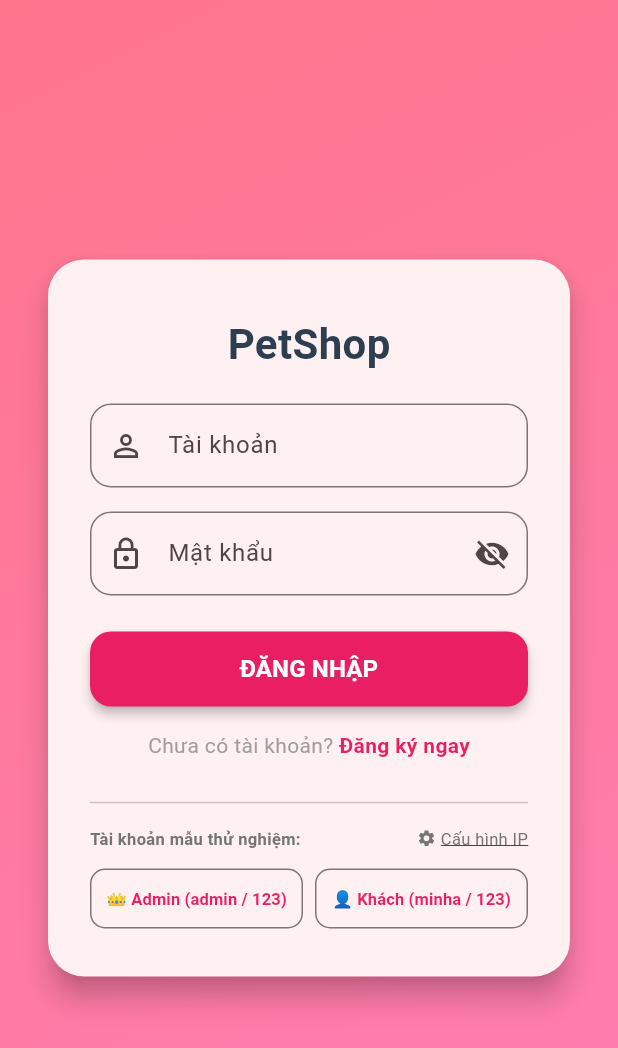
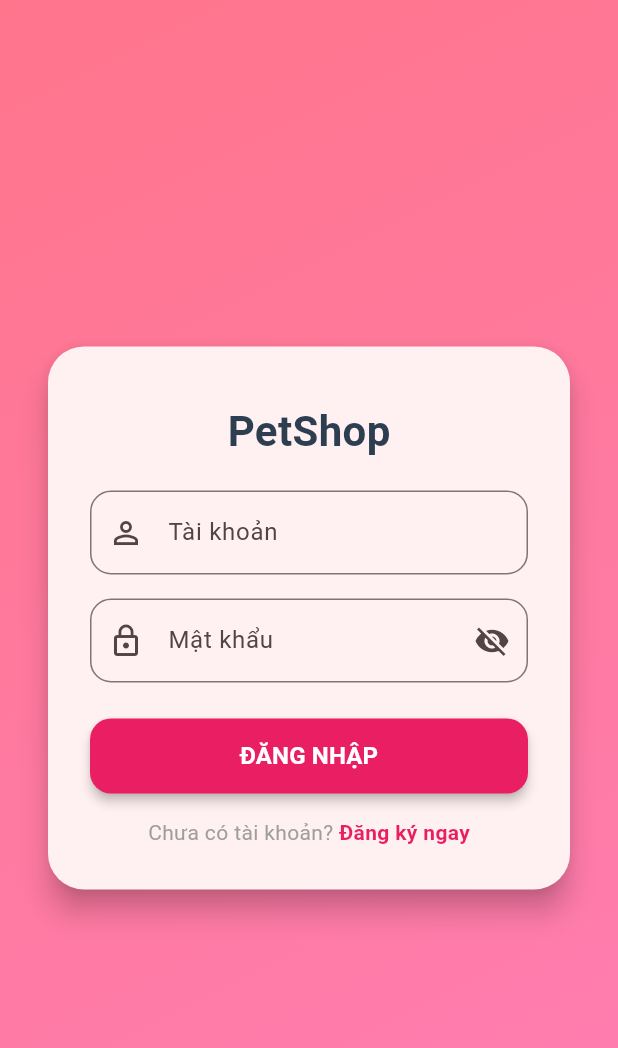
Before and after one commit to hieu21312/PetShop, a Flutter app: the screen it shows after launch, on a phone screen of 412 x 824 dp. Shown: the top 1048 px of the screen. Run offline on Flutter 3.47's test engine with Material 3 defaults, Android fonts, the phone set to English and light mode, and no system bars; accounts and stored records are empty.

Commit message:
Xoa phan tai khoan mau va cau hinh IP tren man hinh dang nhap mobile

```diff
--- a/petshop_mobile/lib/screens/login_screen.dart
+++ b/petshop_mobile/lib/screens/login_screen.dart
@@ -40,76 +40,6 @@ class _LoginScreenState extends State<LoginScreen> {
     _emailController.dispose();
     _passwordController.dispose();
     super.dispose();
-  }
-
-  void _showServerConfigDialog() {
-    final ipCtrl = TextEditingController(text: ApiService.baseUrl);
-    showDialog(
-      context: context,
-      builder: (ctx) => AlertDialog(
-        shape: RoundedRectangleBorder(borderRadius: BorderRadius.circular(16)),
-        title: const Text('Cấu hình địa chỉ Máy chủ', style: TextStyle(fontSize: 17, fontWeight: FontWeight.bold)),
-        content: Column(
-          mainAxisSize: MainAxisSize.min,
-          crossAxisAlignment: CrossAxisAlignment.start,
-          children: [
-            const Text(
-              'Chọn nhanh theo môi trường chạy ứng dụng:',
-              style: TextStyle(fontSize: 12, color: Colors.grey),
-            ),
-            const SizedBox(height: 8),
-            Wrap(
-              spacing: 6,
-              runSpacing: 6,
-              children: [
-                ActionChip(
-                  label: const Text('Chrome/Web: localhost'),
-                  onPressed: () => ipCtrl.text = 'http://localhost:8080',
-                ),
-                ActionChip(
-                  label: const Text('Giả lập: 10.0.2.2'),
-                  onPressed: () => ipCtrl.text = 'http://10.0.2.2:8080',
-                ),
-                ActionChip(
-                  label: const Text('Máy thật: 192.168.1.148'),
-                  onPressed: () => ipCtrl.text = 'http://192.168.1.148:8080',
-                ),
-              ],
-            ),
-            const SizedBox(height: 12),
-            TextField(
-              controller: ipCtrl,
-              decoration: InputDecoration(
-                labelText: 'URL API Backend',
-                hintText: 'http://192.168.x.x:8080',
-                border: OutlineInputBorder(borderRadius: BorderRadius.circular(12)),
-              ),
-            ),
-          ],
-        ),
-        actions: [
-          TextButton(
-            onPressed: () => Navigator.pop(ctx),
-            child: const Text('Hủy'),
-          ),
-          ElevatedButton(
-            style: ElevatedButton.styleFrom(
-              backgroundColor: const Color(0xFFE91E63),
-              foregroundColor: Colors.white,
-            ),
-            onPressed: () {
-              final newUrl = ipCtrl.text.trim();
-              if (newUrl.isNotEmpty) {
-                ApiService.setBaseUrl(newUrl);
-                setState(() {});
-              }
-              Navigator.pop(ctx);
-            },
-            child: const Text('Lưu cấu hình'),
-          ),
-        ],
-      ),
-    );
   }
 
   void _showErrorDialog(String message) {
@@ -331,61 +261,6 @@ class _LoginScreenState extends State<LoginScreen> {
                           ),
                         ],
                       ),
-                      const SizedBox(height: 20),
-                      const Divider(),
-                      const SizedBox(height: 8),
-                      Row(
-                        mainAxisAlignment: MainAxisAlignment.spaceBetween,
-                        children: [
-                          Text('Tài khoản mẫu thử nghiệm:',
-                              style: TextStyle(fontSize: 11, color: Colors.grey.shade600, fontWeight: FontWeight.bold)),
-                          InkWell(
-                            onTap: _showServerConfigDialog,
-                            child: Row(
-                              children: [
-                                Icon(Icons.settings, size: 13, color: Colors.grey.shade600),
-                                const SizedBox(width: 3),
-                                Text(
-                                  'Cấu hình IP',
-                                  style: TextStyle(fontSize: 11, color: Colors.grey.shade600, decoration: TextDecoration.underline),
-                                ),
-                              ],
-                            ),
-                          ),
-                        ],
-                      ),
-                      const SizedBox(height: 8),
-                      Row(
-                        children: [
-                          Expanded(
-                            child: OutlinedButton(
-                              style: OutlinedButton.styleFrom(
-                                padding: const EdgeInsets.symmetric(vertical: 8),
-                                shape: RoundedRectangleBorder(borderRadius: BorderRadius.circular(10)),
-                              ),
-                              onPressed: () {
-                                _emailController.text = 'admin';
-                                _passwordController.text = '123';
-                              },
-                              child: const Text('👑 Admin (admin / 123)', style: TextStyle(fontSize: 11, fontWeight: FontWeight.bold)),
-                            ),
-                          ),
-                          const SizedBox(width: 8),
-                          Expanded(
-                            child: OutlinedButton(
-                              style: OutlinedButton.styleFrom(
-                                padding: const EdgeInsets.symmetric(vertical: 8),
-                                shape: RoundedRectangleBorder(borderRadius: BorderRadius.circular(10)),
-                              ),
-                              onPressed: () {
-                                _emailController.text = 'minha@gmail.com';
-                                _passwordController.text = '123';
-                              },
-                              child: const Text('👤 Khách (minha / 123)', style: TextStyle(fontSize: 11, fontWeight: FontWeight.bold)),
-                            ),
-                          ),
-                        ],
-                      ),
                     ],
                   ),
                 ),
```
